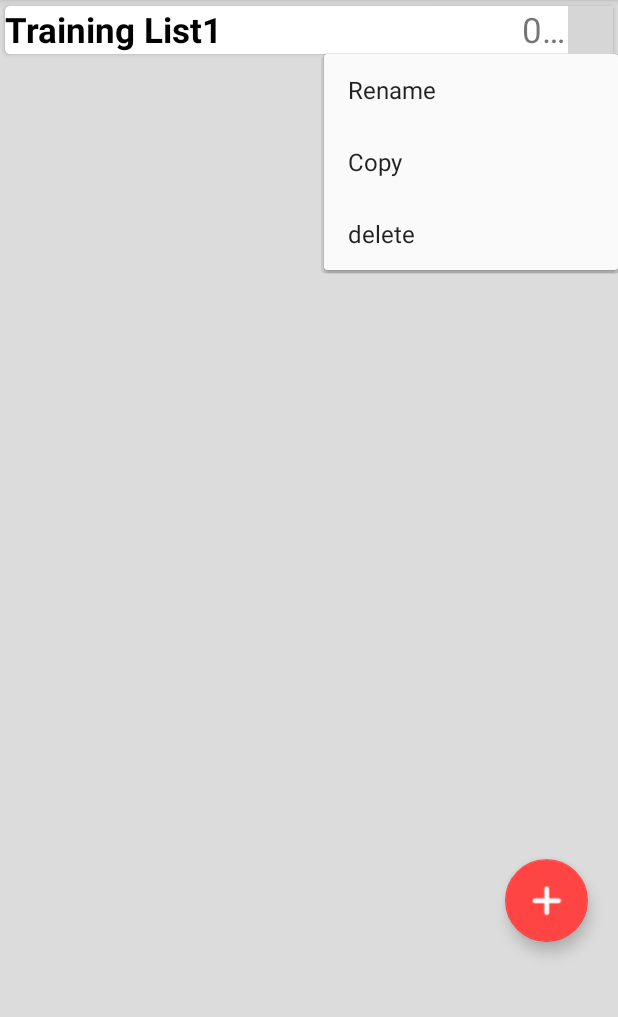
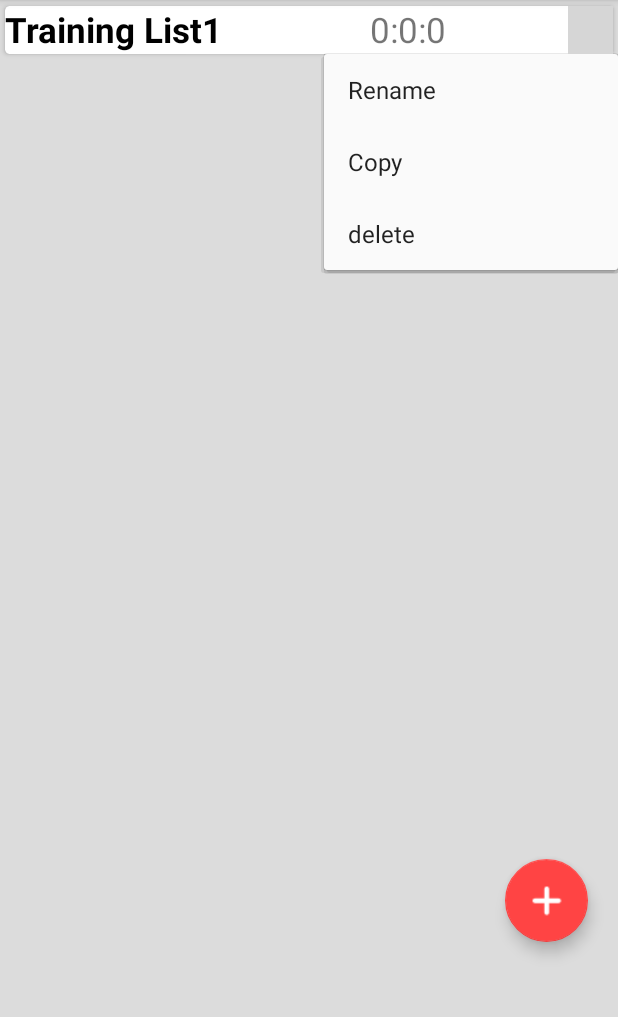
Before and after one commit to joy369/Timer, an Android app: the screen it shows after launch (MainActivity), after a tap on an icon or button, on a phone screen of 412 x 824 dp, the part 84-1101 px from its top. Run offline under Robolectric (Android 15) with nearby library versions, the phone set to English and light mode, and no system bars; 2 other taps on this screen came first; grey boxes are pictures that could not be loaded.

Commit message:
modify a layout of training_list.xml

```diff
--- a/app/src/main/res/layout/training_list.xml
+++ b/app/src/main/res/layout/training_list.xml
@@ -35,13 +35,16 @@
 
             <TextView
                 android:id="@+id/TL_time"
-                android:layout_width="wrap_content"
+                android:layout_width="105dp"
                 android:layout_height="match_parent"
+                android:layout_marginLeft="3dp"
+                android:layout_marginStart="3dp"
+                android:autoSizeTextType="uniform"
                 android:maxLines="1"
                 android:singleLine="true"
                 android:text="time"
-                android:autoSizeTextType="uniform"
-                app:layout_constraintRight_toLeftOf="@+id/TL_dots" />
+                app:layout_constraintRight_toLeftOf="@+id/TL_dots"
+                app:layout_constraintStart_toEndOf="@+id/TL_name" />
 
             <ImageView
                 android:id="@+id/TL_dots"
```
